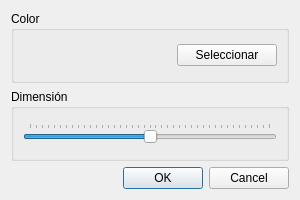
JuanFraDev/P61-Examen-JDonoso, file configuracion.ui: the form before one commit.
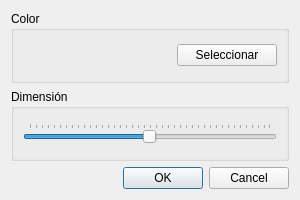
The form after the commit.

```diff
--- a/configuracion.ui
+++ b/configuracion.ui
@@ -63,6 +63,9 @@
      <layout class="QHBoxLayout" name="horizontalLayout_2">
       <item>
        <widget class="QSlider" name="inDimension">
+        <property name="minimum">
+         <number>1</number>
+        </property>
         <property name="maximum">
          <number>200</number>
         </property>
```
